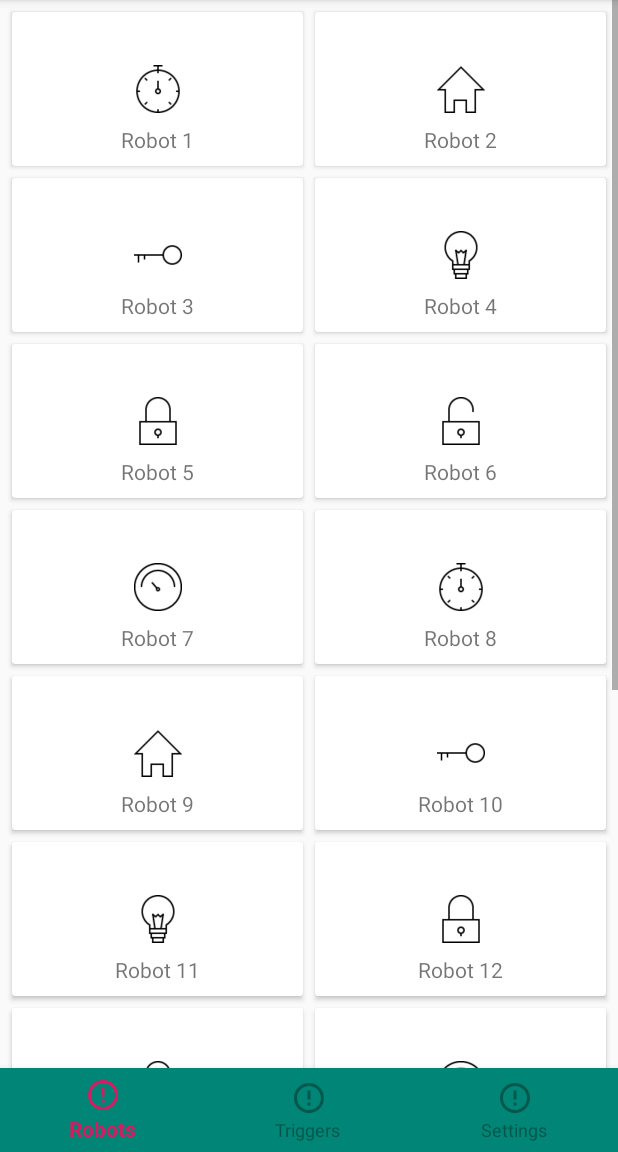
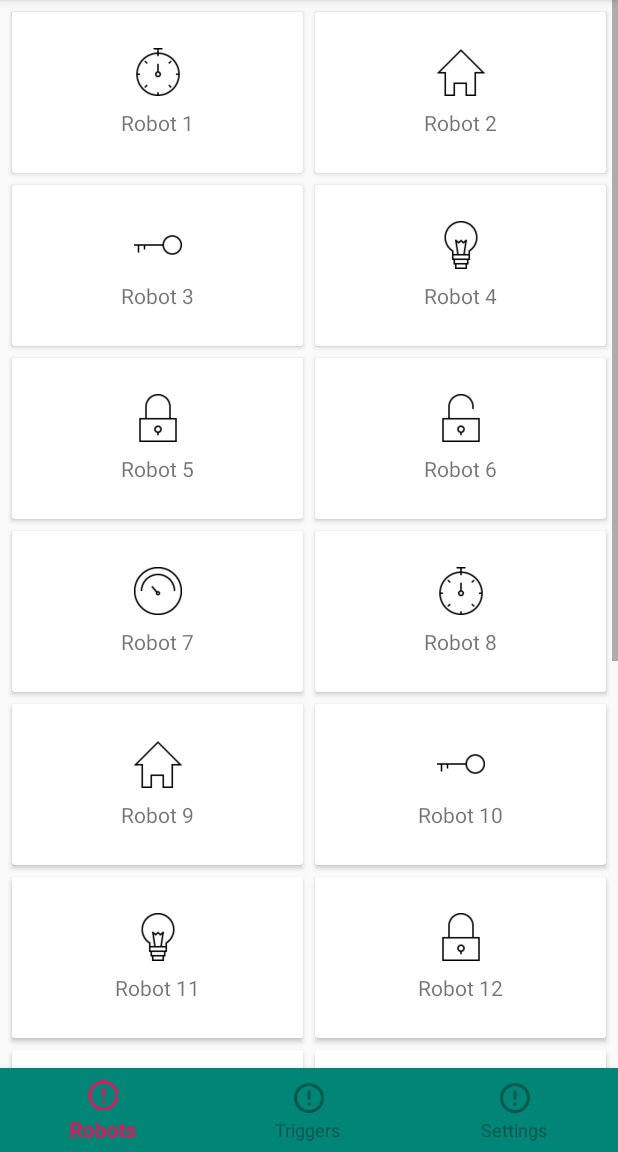
Before and after one commit to zoeyfyi/SmartHomeAdapters, an Android app: the RobotsFragment screen opened directly, with no data from a screen before it, on a phone screen of 412 x 824 dp, the part 84-1236 px from its top. Run offline under Robolectric (Android 15) with nearby library versions, the phone set to English and light mode, and no system bars.

Commit message:
feat(android): tweaked spacing in robot list items

```diff
--- a/android/app/src/main/res/layout/view_robot_card.xml
+++ b/android/app/src/main/res/layout/view_robot_card.xml
@@ -12,7 +12,9 @@
             android:layout_width="match_parent"
             android:layout_height="match_parent"
             android:foreground="?android:attr/selectableItemBackground"
-            >
+            android:paddingTop="16dp"
+            android:paddingBottom="16dp"
+    >
 
         <ImageView
                 android:layout_width="32dp"
@@ -20,7 +22,8 @@
                 android:id="@+id/robot_icon_image_view" app:layout_constraintEnd_toEndOf="parent"
                 android:layout_marginEnd="8dp" app:layout_constraintStart_toStartOf="parent"
                 android:layout_marginStart="8dp" android:layout_marginBottom="8dp"
-                app:layout_constraintBottom_toBottomOf="parent" android:layout_marginTop="8dp"
+                app:layout_constraintBottom_toTopOf="@+id/robot_nickname_text_view" android:layout_marginTop="8dp"
+                app:layout_constraintVertical_chainStyle="packed"
                 app:layout_constraintTop_toTopOf="parent"/>
         <TextView
                 android:layout_width="wrap_content"
@@ -28,6 +31,6 @@
                 app:layout_constraintEnd_toEndOf="parent" android:layout_marginEnd="8dp"
                 app:layout_constraintStart_toStartOf="parent" android:layout_marginStart="8dp"
                 android:layout_marginBottom="8dp" app:layout_constraintBottom_toBottomOf="parent"
-                android:layout_marginTop="8dp" app:layout_constraintTop_toBottomOf="@+id/robot_icon_image_view"/>
+                 app:layout_constraintTop_toBottomOf="@+id/robot_icon_image_view"/>
     </android.support.constraint.ConstraintLayout>
 </android.support.design.card.MaterialCardView>
```
